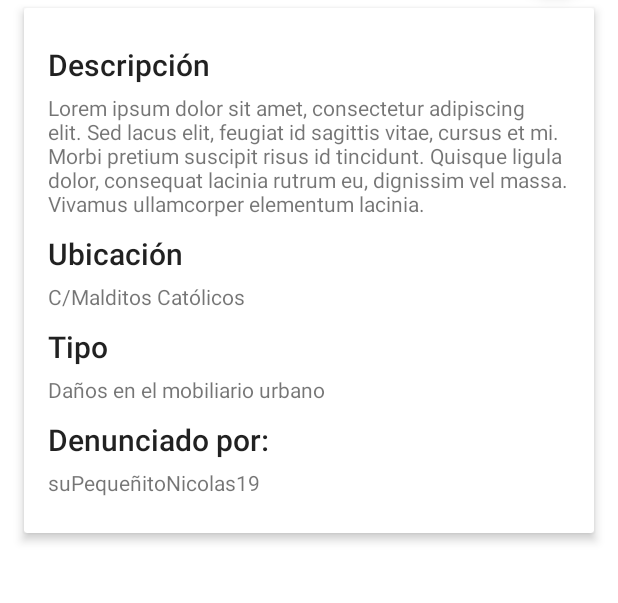
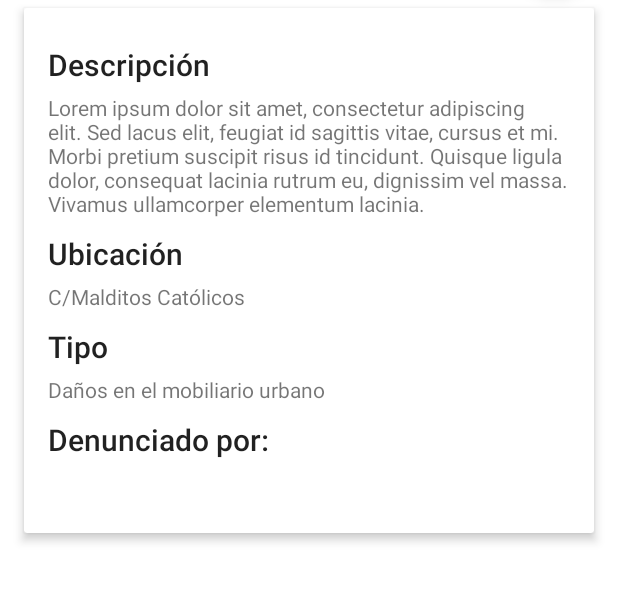
Before and after one commit to Florida2DAM/Denunciaty, an Android app: the ReporteActivity screen opened directly, with no data from a screen before it, on a phone screen of 412 x 824 dp, the part 502-1105 px from its top. Run offline under Robolectric (Android 15) with nearby library versions, the phone set to English and light mode, and no system bars.

Commit message:
Detalles Reportes OK¡¡ v2

```diff
--- a/app/src/main/res/layout/card_layout.xml
+++ b/app/src/main/res/layout/card_layout.xml
@@ -79,7 +79,7 @@
                 android:layout_width="match_parent"
                 android:layout_marginTop="5dp"
                 android:layout_height="wrap_content"
-                android:text="suPequeñitoNicolas19" />
+                android:id="@+id/textDenunciado" />
 
         </LinearLayout>
 
```
